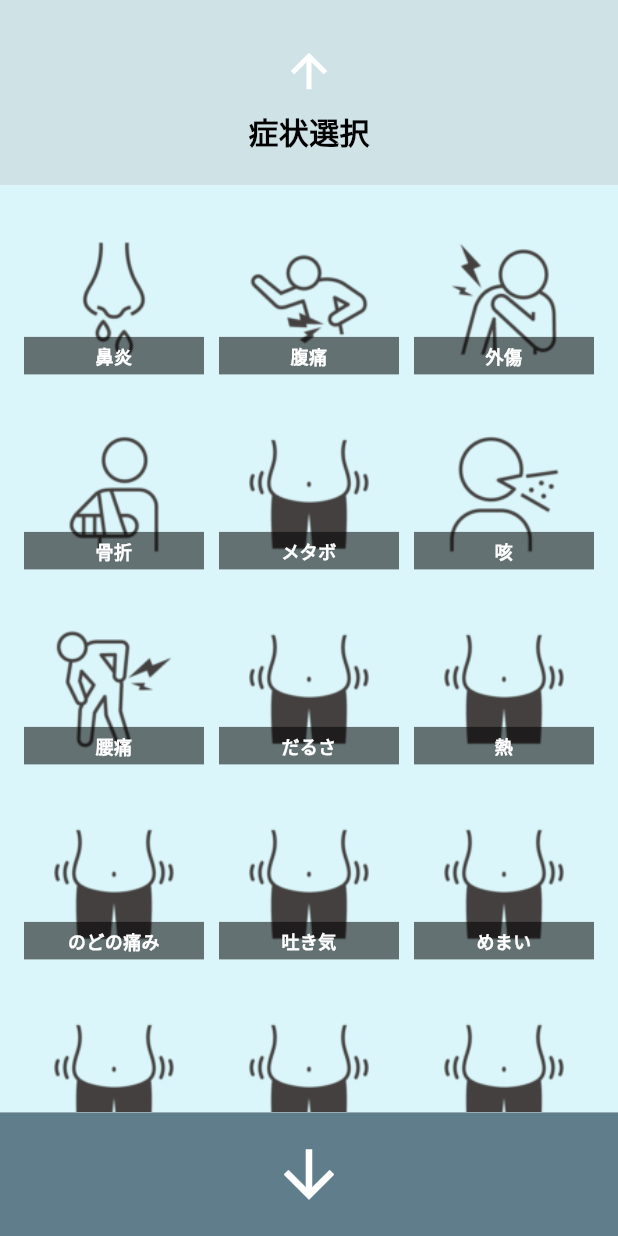
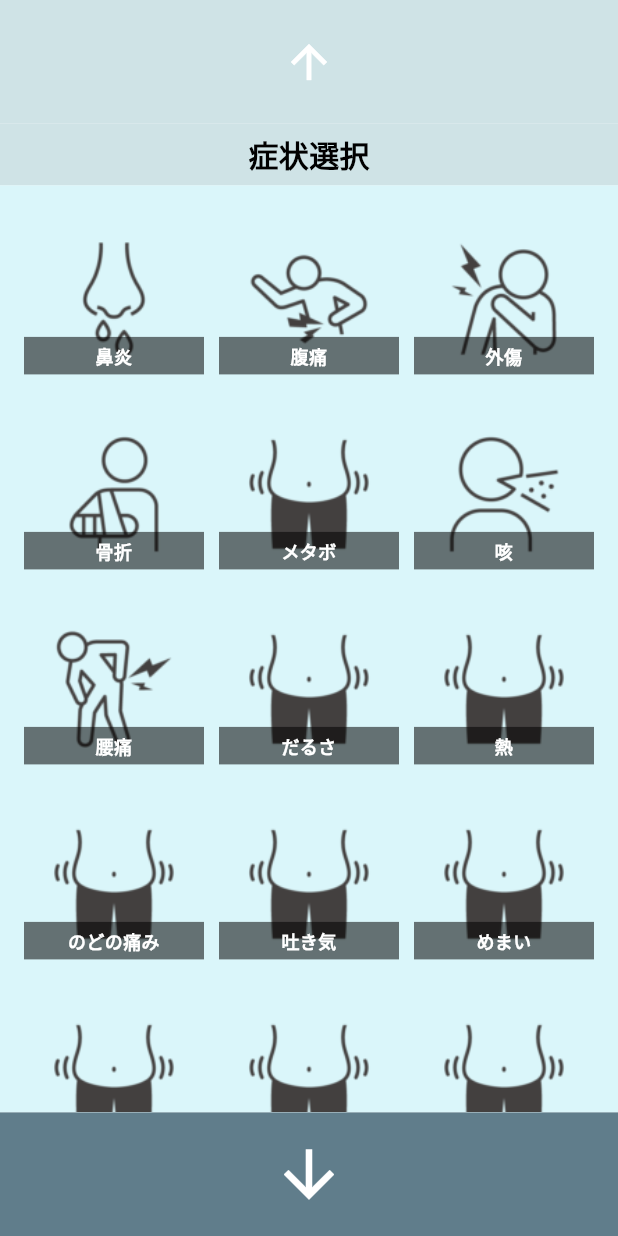
Before and after one commit to HiromuYamana/MIECAL, a Flutter app: the SymptomPage screen opened by its route, on a phone screen of 412 x 824 dp. Run offline on Flutter 3.47's test engine with Material 3 defaults, Android fonts, the phone set to English and light mode, and no system bars; our stand-ins replace cloud_firestore, firebase_auth, firebase_core, google_fonts, google_sign_in, qr_flutter and 2 more; missing offline and left inert: dart:html; accounts and stored records are empty.

Commit message:
患部選択、症状ページ

```diff
--- a/lib/symptom.dart
+++ b/lib/symptom.dart
@@ -80,37 +80,47 @@ class _SymptomPageState extends State<SymptomPage> {
       body: Column(
         children: [
           Expanded(
-            flex: 3,
-            child: Container(
+            flex: 2,
+            child: Material(
               color: const Color.fromARGB(255, 207, 227, 230),
-              padding: EdgeInsets.only(top: topPadding),
-              child: Center(
-                child: Column(
-                  mainAxisSize: MainAxisSize.min,
-                  children: [
-                    IconButton(
-                      icon: const Icon(
+              //padding: EdgeInsets.only(top: topPadding),
+              child: InkWell(
+                onTap:(){
+                  Navigator.pop(context);
+                },
+
+                child: SizedBox(
+                  //mainAxisSize: MainAxisSize.min,
+                  //children: [
+                  child: Center(
+
+                      child: const Icon(
                         Icons.arrow_upward,
                         color: Colors.white,
                         size: 36,
                       ),
-                      onPressed: () {
-                        Navigator.pop(context); // 前の画面に戻る
-                      },
                     ),
-                    const Text(
+                ),
+              ),
+            ),
+          ),
+          Expanded(
+            flex: 1,
+            child:Container(
+              color: const Color.fromARGB(255, 207, 227, 230),
+              child:Center(
+              //color: const Color.fromARGB(255, 207, 227, 230),
+              child:const Text(
                       '症状選択',
                       style: TextStyle(
                         color: Colors.black,
                         fontSize: 20,
                         fontWeight: FontWeight.bold,
                       ),
-                    ), // タイトルを大きく
-                  ],
-                ),
-              ),
-            ),
+            ),)
           ),
+          ),
+
           Expanded(
             flex: 15,
             child: Container(
```
Also changed, not shown: lib/affected_area.dart (+34 -17 lines).
